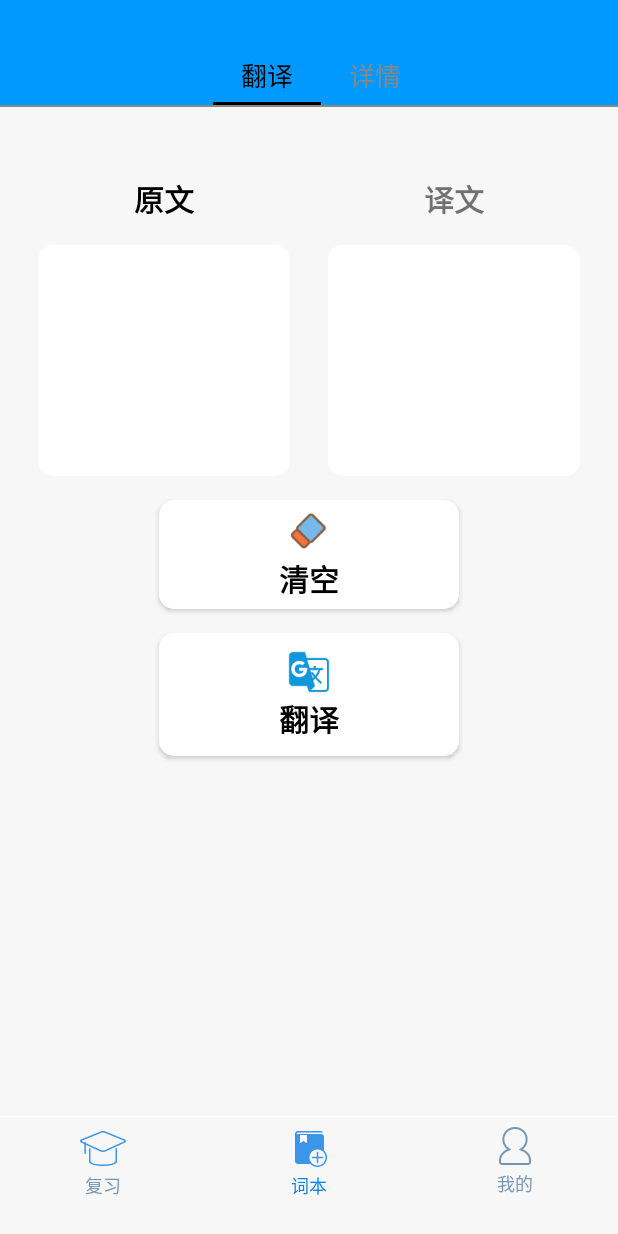
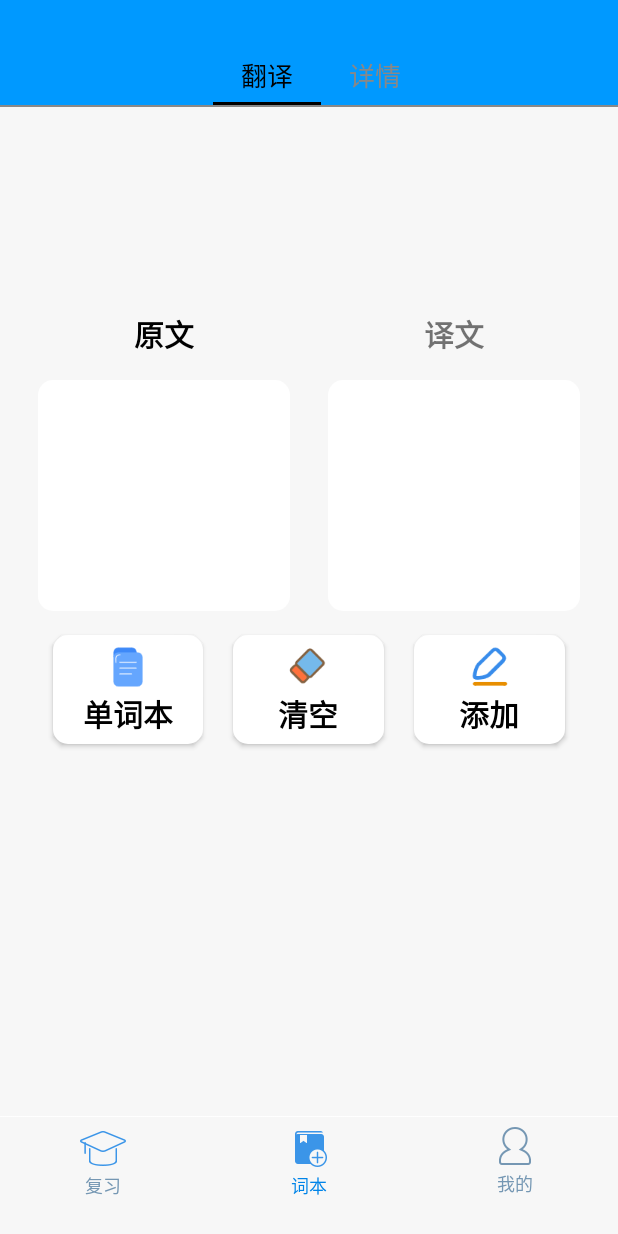
Before and after one commit to Spr-Aut/WordList, an Android app: the screen it shows after launch (MainActivity), after a tap on "翻译", on a phone screen of 412 x 824 dp. Run offline under Robolectric (Android 15) with nearby library versions, the phone set to English and light mode, and no system bars; our stand-ins replace Room's generated code; 2 other taps on this screen came first.

Commit message:
优化了translateFragment的显示

```diff
--- a/app/src/main/java/com/example/wordlist/fragment/SettingsFragment.java
+++ b/app/src/main/java/com/example/wordlist/fragment/SettingsFragment.java
@@ -24,12 +24,8 @@ public class SettingsFragment extends Fragment {
     public View onCreateView(LayoutInflater inflater, ViewGroup container, Bundle savedInstanceState) {
         mContext = getActivity(); // 获取活动页面的上下文
         // 根据布局文件fragment_tab_third.xml生成视图对象
-        mView = inflater.inflate(R.layout.fragment_settings, container, false);
-        TextView tv_third = mView.findViewById(R.id.tv_third);
-        tv_third.setText("我是购物车页面");
-        long timeMillis = MyTools.getCurrentTimeMillis();
-        long time=1675341973622L;
-        tv_third.setText(Integer.MAX_VALUE+"");
+        mView = inflater.inflate(R.layout.fragment_main, container, false);
+
 
         return mView;
     }
--- a/app/src/main/java/com/example/wordlist/fragment/TranslateFragment.java
+++ b/app/src/main/java/com/example/wordlist/fragment/TranslateFragment.java
@@ -20,8 +20,10 @@ import androidx.fragment.app.Fragment;
 import com.example.wordlist.MainApplication;
 import com.example.wordlist.R;
 import com.example.wordlist.XMLParse;
+import com.example.wordlist.activity.WordListActivity;
 import com.example.wordlist.broadcast.BroadcastName;
 import com.example.wordlist.dao.BookDao;
+import com.example.wordlist.dao.WordDao;
 import com.example.wordlist.util.MyTools;
 import com.example.wordlist.util.TempMsg;
 
@@ -44,6 +46,7 @@ public class TranslateFragment extends Fragment {
     protected View mView; // 声明一个视图对象
     protected Context mContext; // 声明一个上下文对象
 
+    private Button btnWordList;
     private Button btnTrans;//翻译
     private Button btnClear;//清空
     private Button btnAdd;//添加到单词本
@@ -54,6 +57,8 @@ public class TranslateFragment extends Fragment {
     //BookDao bookDao= MainApplication.getInstance().getBookDB().bookDao();
     //TempMsg.WordInfo TempMsg.WordInfo=new TempMsg.WordInfo();
 
+    WordDao wordDao=MainApplication.getInstance().getWordDB().wordDao();
+
     @Override
     public View onCreateView(LayoutInflater inflater, ViewGroup container, Bundle savedInstanceState) {
         mContext = getActivity(); // 获取活动页面的上下文
@@ -63,23 +68,34 @@ public class TranslateFragment extends Fragment {
 
 
 
+        btnWordList=mView.findViewById(R.id.btn_chek_word_list);
         btnTrans=mView.findViewById(R.id.btn_trans_translate);
         btnClear=mView.findViewById(R.id.btn_clear_translate);
         btnAdd=mView.findViewById(R.id.btn_add_translate);
         etOrigin=mView.findViewById(R.id.et_origin_translate);
         tvResult=mView.findViewById(R.id.tv_trans_translate);
 
+        btnWordList.setOnClickListener(v -> checkWordList());
         btnTrans.setOnClickListener(v -> translate());
         btnClear.setOnClickListener(v -> clear());
-        btnAdd.setOnClickListener(v -> add());
+        btnAdd.setOnClickListener(v -> addToDB());
 
         //popUpKeyboard(etOrigin);
 
         return mView;
     }
 
-    private void add() {
+    private void checkWordList() {
+        startActivity(new Intent(mContext, WordListActivity.class));
+    }
 
+    private void addToDB() {
+        TempMsg.WordInfo.setTime_stamp(MyTools.getCurrentTimeMillis());
+        TempMsg.WordInfo.setFavorite(1);
+        wordDao.insertOneWord(TempMsg.WordInfo);
+
+        stateSwitch(STATE_AFTER_ADD);
+        Log.d(TAG,"添加单词"+TempMsg.WordInfo.getName());
     }
 
     private void clear() {
@@ -92,6 +108,7 @@ public class TranslateFragment extends Fragment {
     }
 
     private void translate(){
+        stateSwitch(STATE_DURING_TRANS);//翻译中
         StringBuilder url=new StringBuilder();
         url.append("https://dict-co.iciba.com/api/dictionary.php?w=");
         url.append(etOrigin.getText());
@@ -106,9 +123,6 @@ public class TranslateFragment extends Fragment {
 
     }
 
-    private void addToDetail() {
-
-    }
 
     /**
      * 刷新WordDetailFragment
@@ -224,7 +238,11 @@ public class TranslateFragment extends Fragment {
                 }
                 //显示到翻译结果上
                 tvResult.setText(MyTools.briefDesc(TempMsg.WordInfo.getDesc()));
-                notifyWord();
+                //tvTranslation.setText("翻译");
+                //tvTranslation.setEnabled(true);
+                stateSwitch(STATE_AFTER_TRANS);//获取到了翻译结果，显示添加按钮
+                //notifyWord();
+
             }
 
         }
@@ -288,4 +306,5 @@ public class TranslateFragment extends Fragment {
         }
     }
 
+
 }
--- a/app/src/main/java/com/example/wordlist/fragment/WordListFragment.java
+++ b/app/src/main/java/com/example/wordlist/fragment/WordListFragment.java
@@ -86,7 +86,6 @@ public class WordListFragment extends Fragment {
     }
 
     private void refresh() {
-        Toast.makeText(mContext,"刷新",Toast.LENGTH_SHORT).show();
 
         /*allBook = bookDao.getAllBook();
         if (allBook.size()==0){
--- a/app/src/main/res/layout/fragment_translate.xml
+++ b/app/src/main/res/layout/fragment_translate.xml
@@ -3,7 +3,7 @@
     xmlns:android="http://schemas.android.com/apk/res/android"
     android:layout_width="match_parent"
     android:layout_height="match_parent"
-    android:paddingTop="@dimen/padding_top_main"
+    android:paddingTop="120dp"
     android:paddingBottom="@dimen/padding_bottom_main"
     android:paddingHorizontal="@dimen/padding_horizontal_main"
     android:background="@color/main_bg"
@@ -90,22 +90,23 @@
 
         </LinearLayout>
 
+        <!--220dp-->
         <!--按键部分-->
         <LinearLayout
             android:id="@+id/view_btn_trans"
-            android:layout_width="220dp"
+            android:layout_width="match_parent"
             android:layout_height="wrap_content"
-            android:layout_centerHorizontal="true"
-            android:orientation="vertical"
+            android:orientation="horizontal"
             android:layout_below="@+id/view_text_trans"
             >
             <!--查看单词本按钮-->
             <Button
-                android:id="@+id/btn_check_translate"
-                android:layout_width="match_parent"
+                android:id="@+id/btn_chek_word_list"
+                android:layout_width="0dp"
                 android:layout_height="wrap_content"
+                android:layout_weight="1"
                 android:drawableTop="@mipmap/wordlist"
-                android:text="查看单词本"
+                android:text="单词本"
                 android:textStyle="bold"
                 android:textColor="@color/main_typeface"
                 android:textSize="20sp"
@@ -113,13 +114,14 @@
                 android:layout_marginTop="@dimen/padding_vertical_main"
                 android:layout_marginHorizontal="10dp"
                 android:paddingVertical="5dp"
-                android:visibility="gone"
+                android:visibility="visible"
                 />
             <!--清空按钮-->
             <Button
                 android:id="@+id/btn_clear_translate"
-                android:layout_width="match_parent"
+                android:layout_width="0dp"
                 android:layout_height="wrap_content"
+                android:layout_weight="1"
                 android:drawableTop="@mipmap/clear"
                 android:text="清空"
                 android:textStyle="bold"
@@ -127,15 +129,16 @@
                 android:textSize="20sp"
                 android:background="@drawable/btn_bg_selector"
                 android:layout_marginTop="@dimen/padding_vertical_main"
-                android:visibility="visible"
                 android:layout_marginHorizontal="10dp"
                 android:paddingVertical="5dp"
+                android:visibility="visible"
                 />
             <!--翻译按钮-->
             <Button
                 android:id="@+id/btn_trans_translate"
-                android:layout_width="match_parent"
+                android:layout_width="0dp"
                 android:layout_height="wrap_content"
+                android:layout_weight="1"
                 android:drawableTop="@mipmap/translate"
                 android:text="翻译"
                 android:textStyle="bold"
@@ -143,15 +146,17 @@
                 android:textSize="20sp"
                 android:background="@drawable/btn_bg_selector"
                 android:layout_marginTop="@dimen/padding_vertical_main"
+                android:layout_marginHorizontal="10dp"
+                android:paddingVertical="5dp"
                 android:layout_marginBottom="@dimen/padding_vertical_main"
-                android:layout_marginHorizontal="10dp"
-                android:paddingVertical="10dp"
+                android:visibility="visible"
                 />
             <!--添加按钮-->
             <Button
                 android:id="@+id/btn_add_translate"
-                android:layout_width="match_parent"
+                android:layout_width="0dp"
                 android:layout_height="wrap_content"
+                android:layout_weight="1"
                 android:drawableTop="@mipmap/add"
                 android:text="添加"
                 android:textStyle="bold"
@@ -159,10 +164,10 @@
                 android:textSize="20sp"
                 android:background="@drawable/btn_bg_selector"
                 android:layout_marginTop="@dimen/padding_vertical_main"
+                android:layout_marginHorizontal="10dp"
+                android:paddingVertical="5dp"
                 android:layout_marginBottom="@dimen/padding_vertical_main"
                 android:visibility="gone"
-                android:layout_marginHorizontal="10dp"
-                android:paddingVertical="10dp"
                 />
 
 
```
